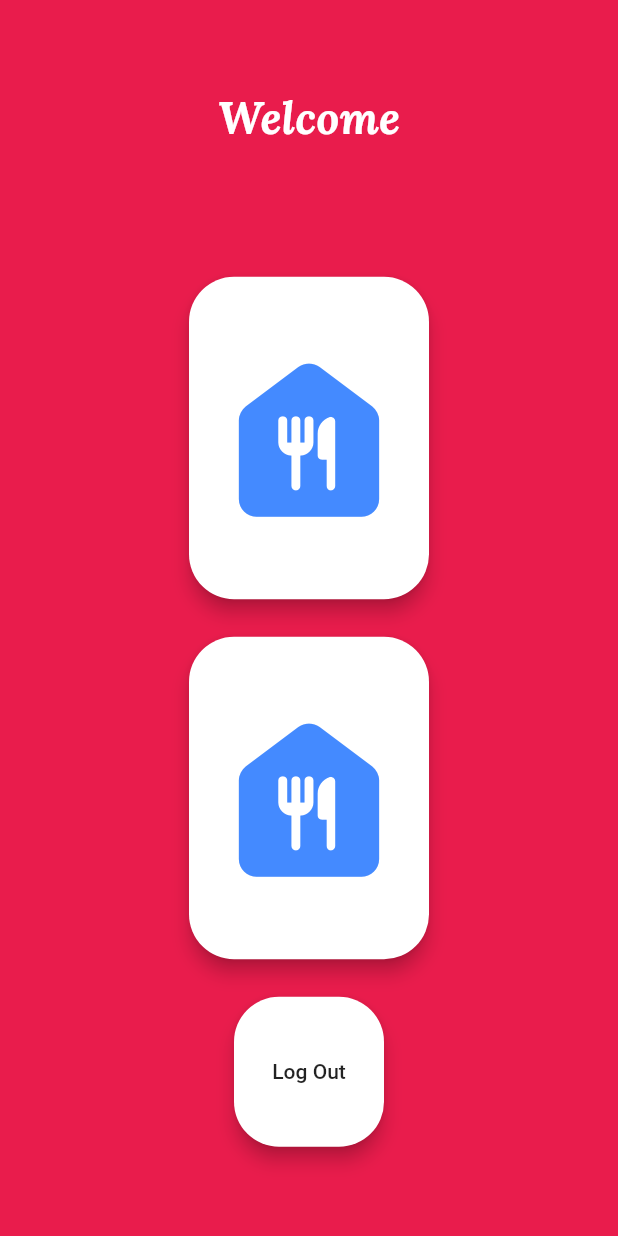
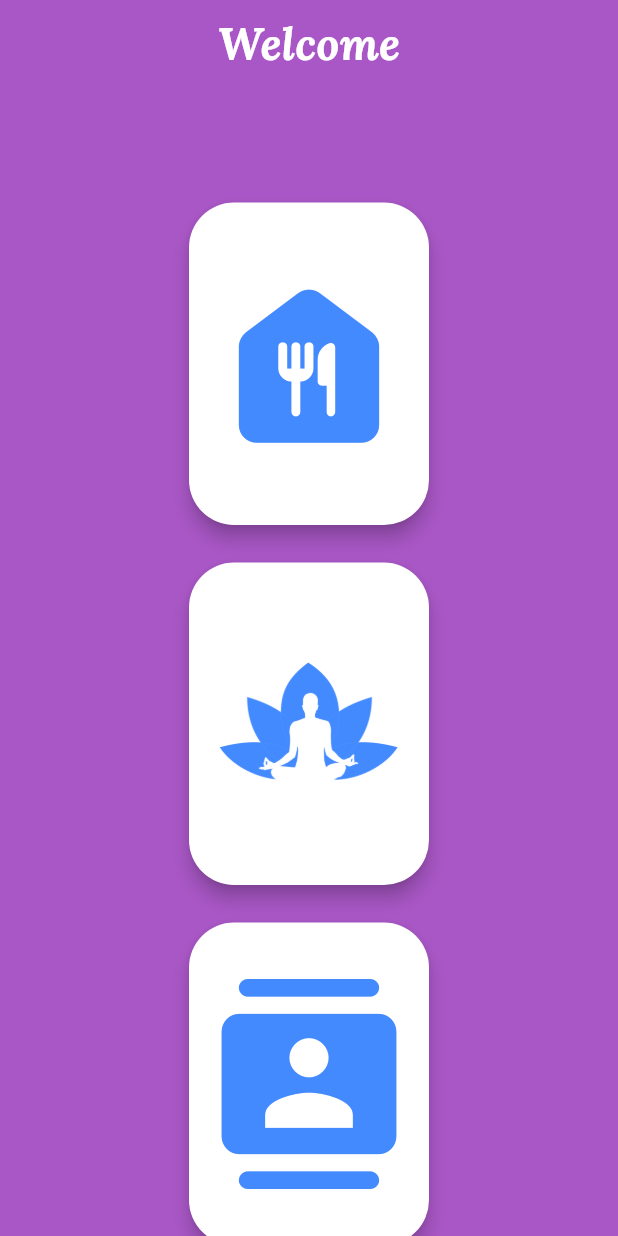
Before and after one commit to Prachimehra15/Nutifit, a Flutter app: the Dashboard screen opened directly, on a phone screen of 412 x 824 dp. Run offline on Flutter 3.47's test engine with Material 2 defaults, Android fonts, the phone set to English and light mode, and no system bars; our stand-ins replace cloud_firestore, dropdown_search, firebase_auth, firebase_core, flutter_colorpicker, fluttertoast and 6 more; missing offline and left inert: gender_picker; accounts and stored records are empty.

```diff
--- a/lib/dashboard.dart
+++ b/lib/dashboard.dart
@@ -55,8 +55,26 @@ class _DashboardState extends State<Dashboard> {
               Navigator.push(
                   context, MaterialPageRoute(builder: (context) => Yoga()));
             },
+          child: Image.asset
+            ("assets/images/yoga.png",height: 200,width: 140,
+            color: Colors.blueAccent,)
+        )
+    );
+    final move4 = Material(
+        elevation: 5,
+        borderRadius: BorderRadius.circular(30),
+        color: Colors.white,
+        child: MaterialButton(
+            padding: EdgeInsets.fromLTRB(10, 5, 10, 5),
+            height: 215,
+            minWidth: 100,
+            //minWidth: MediaQuery.of(context).size.width,
+            onPressed: () {
+              Navigator.push(
+                  context, MaterialPageRoute(builder: (context) => Dietician()));
+            },
             child: Icon(
-              Icons.food_bank_rounded,
+              Icons.contacts_rounded,
               size: 140,
               color: Colors.blueAccent,
             )));
@@ -104,6 +122,8 @@ child: Text('Log Out'),
                   SizedBox(height: 25),
                   move2,
                   SizedBox(height: 25),
+                  move4,
+                  SizedBox(height: 25),
                   move3,
                 ],
               ),
--- a/lib/gendern.dart
+++ b/lib/gendern.dart
@@ -81,8 +81,9 @@ class _GenderSelectorState extends State<GenderSelector> {
   void initState() {
     super.initState();
     genders.add(Gender("Male", MdiIcons.food, false));
+    genders.add(Gender("Others", MdiIcons.genderTransgender, false));
     genders.add(Gender("Female", MdiIcons.fish, false));
-    genders.add(Gender("Others", MdiIcons.genderTransgender, false));
+
   }
 
   @override
--- a/lib/login.dart
+++ b/lib/login.dart
@@ -120,7 +120,7 @@ class _LoginState extends State<Login> {
       body: Center(
         child: SingleChildScrollView(
           child: Container(
-            color: Color(0xffE91C4C),
+            color: Color(0xffa957c6),
             child: Padding(
               padding: const EdgeInsets.all(36.0),
               child: Form(
@@ -130,7 +130,7 @@ class _LoginState extends State<Login> {
                   crossAxisAlignment: CrossAxisAlignment.center,
                   children: <Widget>[
                     SizedBox(
-                        height: 200,
+                        height: 300,
                         child: Image.asset("assets/images/app logo.png",
                             fit: BoxFit.contain)),
                     // SizedBox(height: 45),
--- a/lib/main.dart
+++ b/lib/main.dart
@@ -17,8 +17,8 @@ class MyApp extends StatelessWidget {
       debugShowCheckedModeBanner: false,
       title: 'NUTRIFIT',
       theme: ThemeData(
-          primaryColor: Colors.pink,
-          scaffoldBackgroundColor: Color(0xffE91C4C)
+          primaryColor: Color(0xffa957c6),
+          scaffoldBackgroundColor: Color(0xffa957c6)
       ),
 
 
```
Also changed, not shown: lib/dietician.dart (+4 -4 lines), lib/start.dart (+7 -1 lines).
